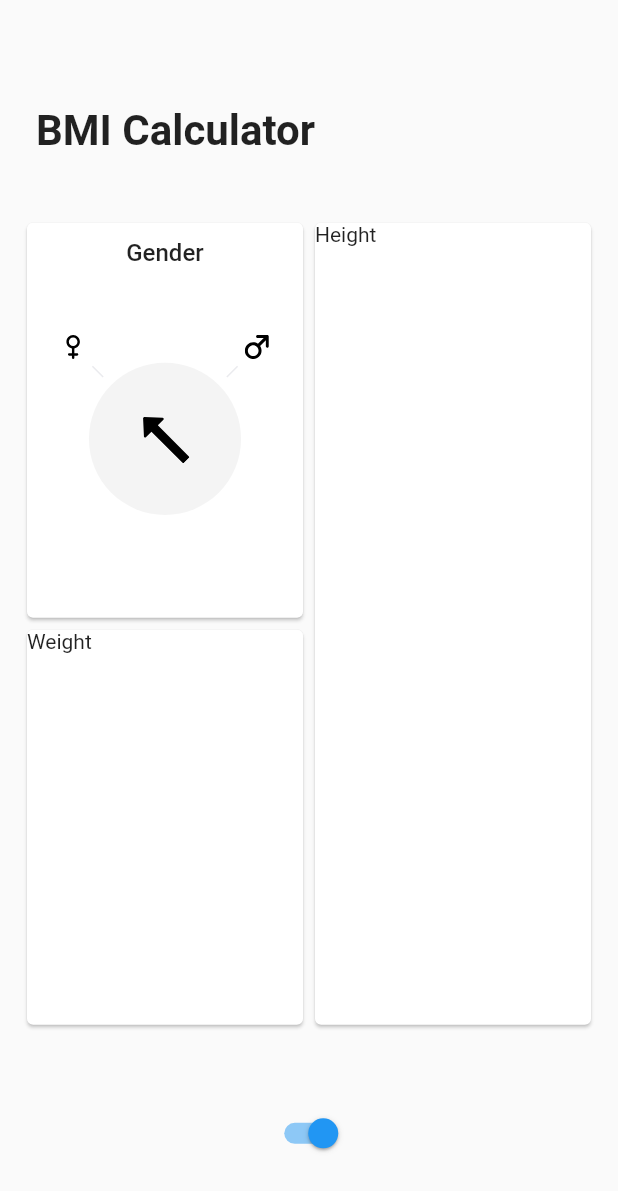
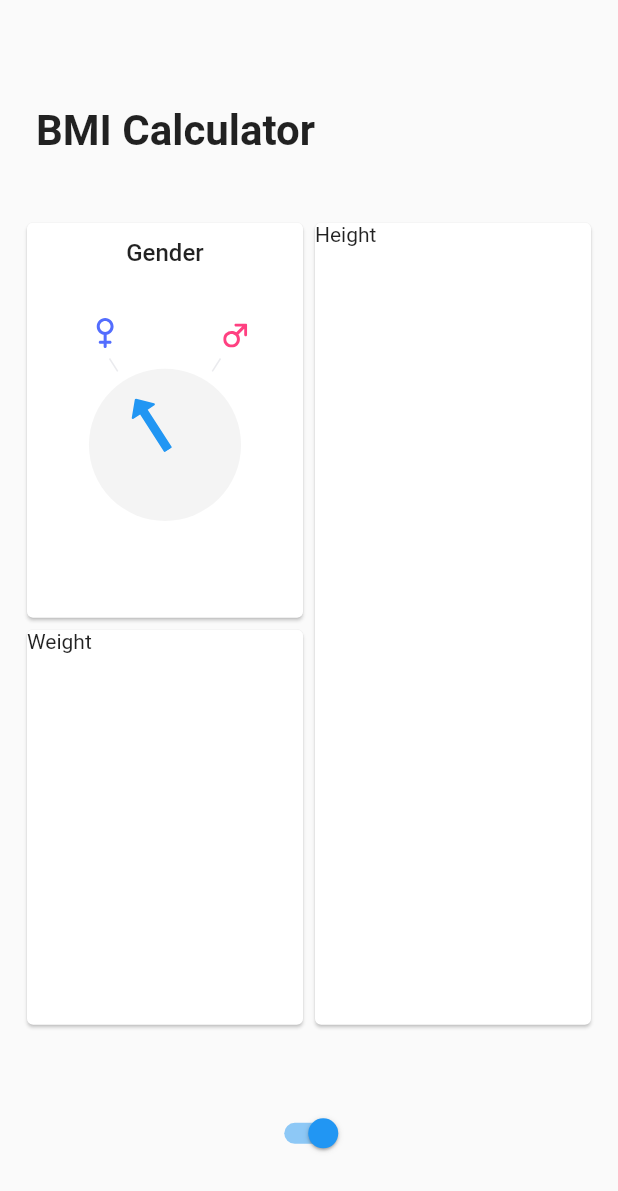
Before and after one commit to rezastallone/Heart-App, a Flutter app: the screen it shows after launch, on a phone screen of 412 x 824 dp. Shown: the top 1191 px of the screen. Run offline on Flutter 3.47's test engine with Material 2 defaults, Android fonts, the phone set to English and light mode, and no system bars; our stand-ins replace flutter_svg.

Commit message:
add offset to arrow

```diff
--- a/lib/gender_arrow.dart
+++ b/lib/gender_arrow.dart
@@ -22,11 +22,10 @@ class GenderArrow extends AnimatedWidget {
     return Transform.rotate(
         angle: animation.value,
         child: Transform.translate(
-          offset: Offset(0.0, 0.0),
-          child: Transform.rotate(
-              angle: 0,
-              child: SvgPicture.asset('assets/arrow.svg',
-                  height: _arrowLength(context), width: _arrowLength(context))),
+          offset: Offset(0.0, _translateOffset(context)),
+            child: SvgPicture.asset('assets/arrow.svg',
+                color: Colors.blue,
+                height: _arrowLength(context), width: _arrowLength(context)),
         ));
   }
 }
--- a/lib/gender_icon.dart
+++ b/lib/gender_icon.dart
@@ -5,7 +5,8 @@ import 'package:heart_app/dimensions.dart';
 import 'package:flutter_svg/flutter_svg.dart';
 import 'package:heart_app/gender_line.dart';
 
-const double _defaultGenderAngle = math.pi / 4;
+const double _defaultGenderAngle = math.pi / 5.5;
+
 const Map<Gender,double> genderAngles = {
   Gender.female: _defaultGenderAngle,
   Gender.male: -_defaultGenderAngle
@@ -18,19 +19,41 @@ class GenderIconTranslated extends StatelessWidget{
     Gender.female: 'assets/female_gender.svg',
   };
 
+  static final Map<Gender,Color> _genderColors = {
+    Gender.male: Colors.indigoAccent,
+    Gender.female: Colors.pinkAccent,
+  };
+
+  static final Map<Gender,double> _genderIconSize = {
+    Gender.male: 20.0,
+    Gender.female: 16.0,
+  };
+
+  static final Map<Gender,EdgeInsets> _genderPadding = {
+    Gender.male: EdgeInsets.only(left: 16.0),
+    Gender.female: EdgeInsets.only(right: 0.0),
+  };
+
   final Gender gender;
 
   const GenderIconTranslated({Key key, this.gender}) : super(key:key);
 
   String get _assertName => _genderImages[gender];
 
+  Color get _color => _genderColors[gender];
+
+  double get _iconSize => _genderIconSize[gender];
+
+  EdgeInsets get _padding => _genderPadding[gender];
+
   @override
   Widget build(BuildContext context) {
 
     Widget icon = Padding(
-      padding: EdgeInsets.only(left: 0.0),
+      padding: _padding,
       child: SvgPicture.asset(_assertName,
-      height: 16.0,width: 16.0),
+      color: _color,
+      height: _iconSize, width: _iconSize),
     );
 
     Widget rotatedIcon = Transform.rotate(angle: -genderAngles[gender],child: icon);
```
